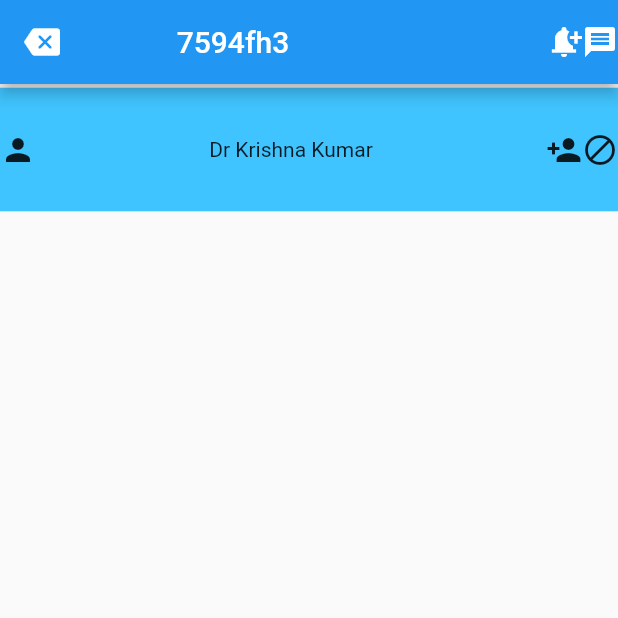
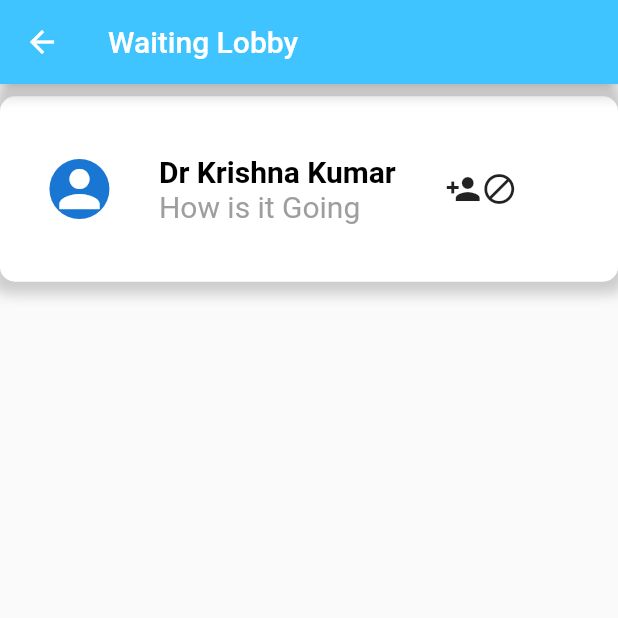
Before and after one commit to AshAman999/FUNZONE, a Flutter app: the WaitingLobby screen opened directly, on a phone screen of 412 x 824 dp, the top half of it. Run offline on Flutter 3.47's test engine with Material 2 defaults, Android fonts, the light colour scheme and no system bars; our stand-ins replace cloud_firestore, firebase_auth, firebase_core, firebase_storage, flutter_login, image_picker and 3 more; missing offline and left inert: dart:ffi; accounts and stored records are empty.

Commit message:
stable upload and update detail sucesfully

```diff
--- a/lib/Models/Profile.dart
+++ b/lib/Models/Profile.dart
@@ -1,11 +1,12 @@
 class Person {
   String name, imgurl, about, email, id;
-  // List<Person> friends;
+  List<Person> friends;
   Person(
     this.name,
     this.about,
     this.email,
     this.id,
     this.imgurl,
+    this.friends,
   );
 }
--- a/lib/main.dart
+++ b/lib/main.dart
@@ -1,6 +1,7 @@
 import 'package:firebase_auth/firebase_auth.dart';
 import 'package:firebase_core/firebase_core.dart';
 import 'package:flutter/material.dart';
+import 'package:funzone/screens/custimize.dart';
 import 'package:funzone/screens/lobby.dart';
 import 'package:funzone/screens/loginpage.dart';
 import 'package:sizer/sizer.dart';
@@ -21,7 +22,7 @@ class MyApp extends StatelessWidget {
         title: 'Edify ',
         debugShowCheckedModeBanner: false,
         // home: MyHomePage(title: 'A clutter free social media'),
-        home: currentUser != null ? MyHomePage(title: 'Edify') : LoginScreen(),
+        home: currentUser != null ? WaitingLobby() : LoginScreen(),
       );
     });
   }
--- a/lib/screens/lobby.dart
+++ b/lib/screens/lobby.dart
@@ -9,13 +9,16 @@ class WaitingLobby extends StatelessWidget {
   Widget build(BuildContext context) {
     return Scaffold(
       appBar: AppBar(
-        titleSpacing: 15.w,
-        title: Text("7594fh3"),
-        leading: Icon(Icons.backspace_rounded),
-        actions: [
-          Icon(Icons.notification_add),
-          Icon(Icons.message),
-        ],
+        backgroundColor: Colors.lightBlueAccent,
+        title: Text('Waiting Lobby'),
+        leading: IconButton(
+          icon: Icon(Icons.arrow_back),
+          onPressed: () {
+            Navigator.of(context).push(MaterialPageRoute(
+              builder: (context) => Customize(),
+            ));
+          },
+        ),
       ),
       body: SingleChildScrollView(
         child: Column(
@@ -27,14 +30,60 @@ class WaitingLobby extends StatelessWidget {
                 ));
               },
               child: Container(
-                margin: EdgeInsets.only(top: 0.3.h),
-                color: Colors.lightBlueAccent,
-                height: 10.h,
+                decoration: BoxDecoration(
+                  color: Colors.white,
+                  borderRadius: BorderRadius.only(
+                      topLeft: Radius.circular(10),
+                      topRight: Radius.circular(10),
+                      bottomLeft: Radius.circular(10),
+                      bottomRight: Radius.circular(10)),
+                  boxShadow: [
+                    BoxShadow(
+                      color: Colors.grey.withOpacity(0.5),
+                      spreadRadius: 5,
+                      blurRadius: 7,
+                      offset: Offset(0, 3), // changes position of shadow
+                    ),
+                  ],
+                ),
+                margin: EdgeInsets.only(top: 1.h),
+                height: 15.h,
                 child: Row(
-                  mainAxisAlignment: MainAxisAlignment.spaceBetween,
+                  mainAxisAlignment: MainAxisAlignment.start,
                   children: [
-                    Container(child: Icon(Icons.person)),
-                    Text("Dr Krishna Kumar"),
+                    Container(
+                      padding: EdgeInsets.only(left: 8.w),
+                      child: CircleAvatar(
+                        child: Icon(
+                          Icons.person,
+                          size: 40,
+                        ),
+                      ),
+                    ),
+                    Container(
+                      margin: EdgeInsets.symmetric(horizontal: 8.w),
+                      child: Column(
+                        mainAxisAlignment: MainAxisAlignment.center,
+                        crossAxisAlignment: CrossAxisAlignment.start,
+                        children: [
+                          Text(
+                            "Dr Krishna Kumar",
+                            style: TextStyle(
+                              color: Colors.black,
+                              fontWeight: FontWeight.bold,
+                              fontSize: 20,
+                            ),
+                          ),
+                          Text(
+                            "How is it Going",
+                            style: TextStyle(
+                                color: Colors.grey,
+                                fontSize: 20,
+                                fontWeight: FontWeight.normal),
+                          )
+                        ],
+                      ),
+                    ),
                     Row(
                       mainAxisAlignment: MainAxisAlignment.spaceBetween,
                       children: [
```
Also changed, not shown: lib/screens/custimize.dart (+30 -2 lines).
